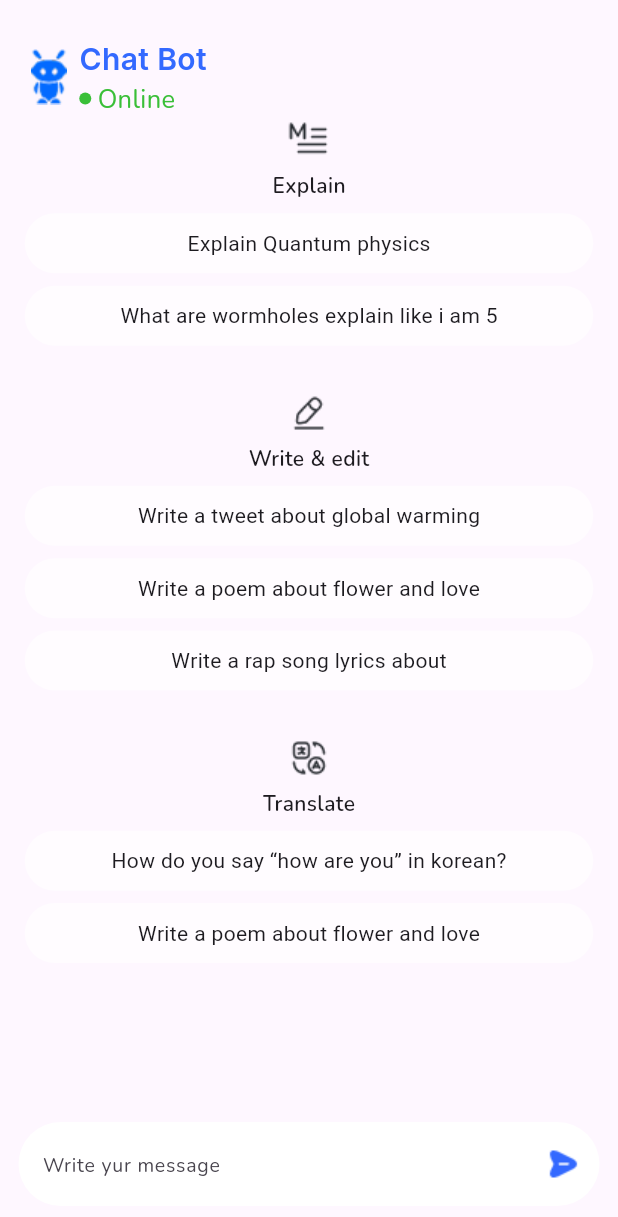
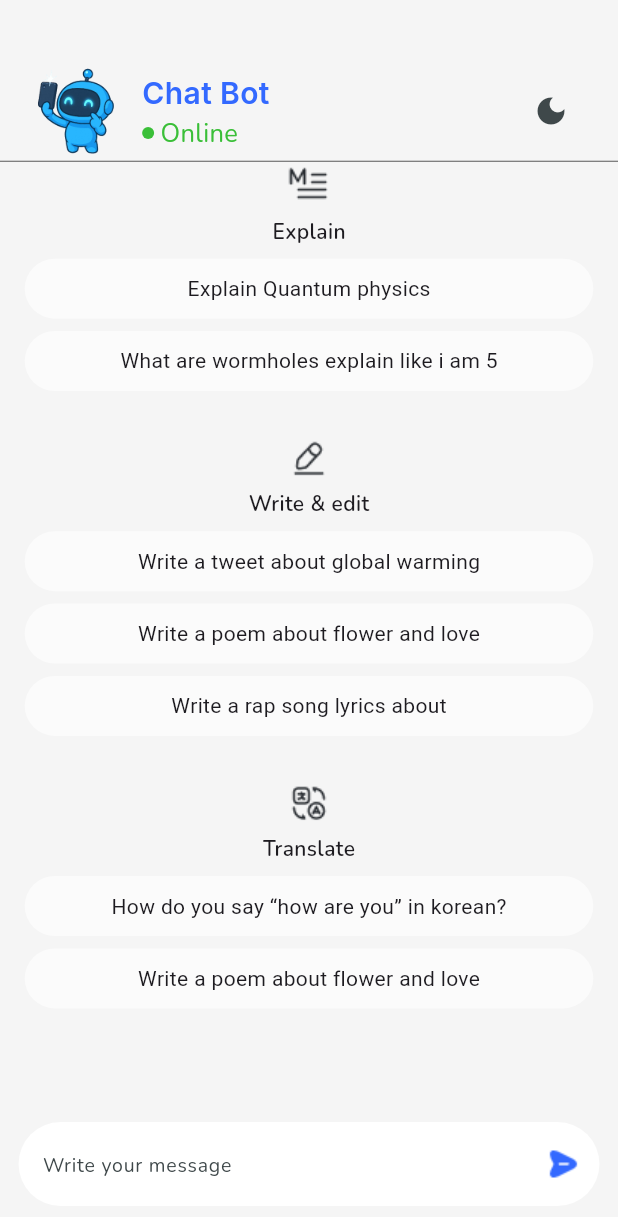
Before and after one commit to saqibalifd/chatbot, a Flutter app: the screen it shows after launch, after a tap on "Continue", on a phone screen of 412 x 824 dp. Shown: the top 1217 px of the screen. Run offline on Flutter 3.47's test engine with Material 3 defaults, Android fonts, the phone set to English and light mode, and no system bars; our stand-ins replace chat_bubbles, get_storage, google_fonts, loading_animation_widget.

Commit message:
app complete

```diff
--- a/lib/constants/app_colors.dart
+++ b/lib/constants/app_colors.dart
@@ -5,5 +5,5 @@ class AppColors {
   static const Color secondaryColor = Colors.black;
   static const Color blue = Color(0xff3369FF);
   static const Color greyColor = Color(0xff757575);
-  static const Color textsecondcolor = Color(0xff3ABF38);
+  static const Color greenColor = Color(0xff3ABF38);
 }
--- a/lib/constants/app_icons.dart
+++ b/lib/constants/app_icons.dart
@@ -1,5 +1,5 @@
 class AppIcons {
-  static const String sendButton = '';
+  static const String sendButton = 'assets/icons/sendbutton.png';
   static const String botIcon = '';
   static const String emptyicon1 = 'assets/icons/emptyicon1.png';
   static const String emptyicon2 = 'assets/icons/emptyicon2.png';
--- a/lib/constants/app_images.dart
+++ b/lib/constants/app_images.dart
@@ -1,4 +1,6 @@
 class AppImages {
   static const String splashImage = 'assets/images/splashscreen.png';
   static const String onBoardingImage = 'assets/images/onboarding.png';
+  static const String botProfile =
+      'assets/images/botProfileWithoutBackground.png';
 }
--- a/lib/main.dart
+++ b/lib/main.dart
@@ -1,5 +1,7 @@
 import 'package:chatbot/provider/message_provider.dart';
+import 'package:chatbot/provider/theme_provider.dart';
 import 'package:chatbot/screens/splash_screen.dart';
+import 'package:chatbot/theme/theme_data.dart';
 import 'package:flutter/material.dart';
 import 'package:get_storage/get_storage.dart';
 import 'package:provider/provider.dart';
@@ -8,8 +10,11 @@ void main() async {
   WidgetsFlutterBinding.ensureInitialized();
   await GetStorage.init();
   runApp(
-    ChangeNotifierProvider(
-      create: (context) => MessageProvider(),
+    MultiProvider(
+      providers: [
+        ChangeNotifierProvider(create: (_) => ThemeProvider()),
+        ChangeNotifierProvider(create: (_) => MessageProvider())
+      ],
       child: const MyApp(),
     ),
   );
@@ -18,16 +23,17 @@ void main() async {
 class MyApp extends StatelessWidget {
   const MyApp({super.key});
 
-  // This widget is the root of your application.
   @override
   Widget build(BuildContext context) {
+    final themeProvider = Provider.of<ThemeProvider>(context);
+
+    final themeData = themeProvider.isDarkMode
+        ? ApparenceKitThemeData.dark()
+        : ApparenceKitThemeData.light();
     return MaterialApp(
       debugShowCheckedModeBanner: false,
       title: 'Flutter Demo',
-      theme: ThemeData(
-        colorScheme: ColorScheme.fromSeed(seedColor: Colors.deepPurple),
-        useMaterial3: true,
-      ),
+      theme: themeData.materialTheme,
       home: SplashScreen(),
     );
   }
--- /dev/null
+++ b/lib/provider/theme_provider.dart
@@ -0,0 +1,12 @@
+import 'package:flutter/material.dart';
+
+class ThemeProvider with ChangeNotifier {
+  bool _isDarkMode = false;
+
+  bool get isDarkMode => _isDarkMode;
+
+  void toggleTheme() {
+    _isDarkMode = !_isDarkMode;
+    notifyListeners();
+  }
+}
--- a/lib/screens/chat_screen.dart
+++ b/lib/screens/chat_screen.dart
@@ -1,9 +1,14 @@
 import 'package:chatbot/constants/app_colors.dart';
+import 'package:chatbot/constants/app_icons.dart';
+import 'package:chatbot/constants/app_images.dart';
 import 'package:chatbot/provider/message_provider.dart';
+import 'package:chatbot/provider/theme_provider.dart';
+import 'package:chatbot/theme/theme_data.dart';
 import 'package:chatbot/widgets/empty_chat_screen.dart';
 import 'package:flutter/material.dart';
 import 'package:chat_bubbles/chat_bubbles.dart';
 import 'package:google_fonts/google_fonts.dart';
+import 'package:loading_animation_widget/loading_animation_widget.dart';
 import 'package:provider/provider.dart';
 
 class ChatScreen extends StatefulWidget {
@@ -40,6 +45,11 @@ class _ChatScreenState extends State<ChatScreen> {
     final size = MediaQuery.of(context).size;
     final height = size.height;
     final width = size.width;
+    final themeProvider = Provider.of<ThemeProvider>(context, listen: false);
+    final themeData = themeProvider.isDarkMode
+        ? ApparenceKitThemeData.dark()
+        : ApparenceKitThemeData.light();
+
     return Scaffold(
       body: Consumer<MessageProvider>(
         builder: (context, messageProvider, child) {
@@ -47,8 +57,13 @@ class _ChatScreenState extends State<ChatScreen> {
             children: [
               Padding(
                 padding: EdgeInsets.only(
-                    top: height * .03, left: width * .05, right: width * .05),
-                child: _messageAppBar(width),
+                    top: height * .05, left: width * .05, right: width * .05),
+                child: _messageAppBar(width, height),
+              ),
+              Container(
+                width: double.infinity,
+                height: height * .001,
+                color: AppColors.greyColor,
               ),
               Expanded(
                 child: messageProvider.messages.isEmpty
@@ -77,7 +92,7 @@ class _ChatScreenState extends State<ChatScreen> {
                                   isSender: isUser,
                                   color: isUser
                                       ? Colors.blue
-                                      : const Color(0XFFEEEEEE),
+                                      : AppColors.primaryColor,
                                   seen: true,
                                   text: message['text'],
                                   tail: true,
@@ -108,17 +123,15 @@ class _ChatScreenState extends State<ChatScreen> {
               // Typing indicator
               if (messageProvider.isTyping)
                 Padding(
-                  padding: const EdgeInsets.all(8.0),
+                  padding:
+                      const EdgeInsets.symmetric(vertical: 8, horizontal: 20),
                   child: Row(
                     mainAxisAlignment: MainAxisAlignment.start,
                     children: [
-                      Text(
-                        messageProvider.responseText,
-                        style: const TextStyle(
-                          fontSize: 16.0,
-                          color: Colors.grey,
+                      LoadingAnimationWidget.staggeredDotsWave(
+                        color: AppColors.blue,
+                        size: 20,
                       ),
-                      )
                     ],
                   ),
                 ),
@@ -129,12 +142,12 @@ class _ChatScreenState extends State<ChatScreen> {
                 child: TextFormField(
                   controller: messageController,
                   decoration: InputDecoration(
-                      hintText: 'Write yur message',
+                      hintText: 'Write your message',
                       hintStyle: GoogleFonts.nunito(
                           textStyle: TextStyle(
                         fontSize: 13,
                       )),
-                      fillColor: Colors.white,
+                      fillColor: themeData.colors.primary,
                       filled: true,
                       border: OutlineInputBorder(
                         borderRadius: BorderRadius.circular(50),
@@ -148,7 +161,7 @@ class _ChatScreenState extends State<ChatScreen> {
                               messageController.clear();
                             }
                           },
-                          child: Image.asset('assets/icons/sendbutton.png'))),
+                          child: Image.asset(AppIcons.sendButton))),
                 ),
               ),
 
@@ -160,12 +173,19 @@ class _ChatScreenState extends State<ChatScreen> {
     );
   }
 
-  Widget _messageAppBar(double width) {
+  Widget _messageAppBar(double width, double height) {
+    final themeProvider = Provider.of<ThemeProvider>(context, listen: false);
+
     return Row(
-      // mainAxisAlignment: MainAxisAlignment.start,
+      mainAxisAlignment: MainAxisAlignment.spaceBetween,
+      children: [
+        Row(
           crossAxisAlignment: CrossAxisAlignment.center,
           children: [
-        Image.asset('assets/icons/botIcon.png'),
+            Image.asset(
+              AppImages.botProfile,
+              height: height * .08,
+            ),
             SizedBox(
               width: width * .02,
             ),
@@ -205,6 +225,13 @@ class _ChatScreenState extends State<ChatScreen> {
               ],
             ),
           ],
+        ),
+        IconButton(
+          icon: Icon(
+              themeProvider.isDarkMode ? Icons.light_mode : Icons.dark_mode),
+          onPressed: () => themeProvider.toggleTheme(),
+        ),
+      ],
     );
   }
 }
--- /dev/null
+++ b/lib/theme/theme_data.dart
@@ -0,0 +1,138 @@
+import 'package:flutter/material.dart';
+
+class ApparenceKitColors {
+  final Color primary;
+  final Color secondary;
+  final Color background;
+
+  ApparenceKitColors({
+    required this.primary,
+    required this.secondary,
+    required this.background,
+  });
+
+  factory ApparenceKitColors.light() {
+    return ApparenceKitColors(
+      primary: const Color(0xffFFFFFF),
+      secondary: const Color(0xff000000),
+      background: const Color(0xffF5F5F5),
+    );
+  }
+
+  factory ApparenceKitColors.dark() {
+    return ApparenceKitColors(
+      primary: const Color(0xff121212),
+      secondary: const Color(0xffFFFFFF),
+      background: const Color(0xff212121),
+    );
+  }
+}
+
+class ApparenceKitTextStyle {
+  final TextStyle buttonText;
+  final TextStyle mediumButtonText;
+  final TextStyle mediumText;
+  final TextStyle tabBarText;
+
+  ApparenceKitTextStyle({
+    required this.buttonText,
+    required this.mediumButtonText,
+    required this.mediumText,
+    required this.tabBarText,
+  });
+
+  factory ApparenceKitTextStyle.fromColors(ApparenceKitColors colors) {
+    return ApparenceKitTextStyle(
+      buttonText: TextStyle(
+        fontSize: 20.0,
+        fontWeight: FontWeight.w600,
+        color: colors.secondary,
+      ),
+      mediumButtonText: TextStyle(
+        fontSize: 16.0,
+        fontWeight: FontWeight.w600,
+        color: colors.secondary,
+      ),
+      mediumText: TextStyle(
+        fontSize: 16,
+        fontWeight: FontWeight.w400,
+        color: colors.secondary,
+      ),
+      tabBarText: TextStyle(
+        fontSize: 17,
+        fontWeight: FontWeight.w700,
+        color: colors.secondary,
+      ),
+    );
+  }
+}
+
+class ApparenceKitThemeData {
+  final ThemeData materialTheme;
+  final ApparenceKitColors colors;
+  final ApparenceKitTextStyle textStyle;
+
+  ApparenceKitThemeData({
+    required this.materialTheme,
+    required this.colors,
+    required this.textStyle,
+  });
+
+  factory ApparenceKitThemeData.light() {
+    final colors = ApparenceKitColors.light();
+    final textStyle = ApparenceKitTextStyle.fromColors(colors);
+
+    return ApparenceKitThemeData(
+      materialTheme: ThemeData.light().copyWith(
+        primaryColor: colors.primary,
+        scaffoldBackgroundColor: colors.background,
+        appBarTheme: AppBarTheme(
+          color: colors.primary,
+          elevation: 0,
+          iconTheme: IconThemeData(color: colors.secondary),
+        ),
+        buttonTheme: ButtonThemeData(
+          buttonColor: colors.primary,
+          textTheme: ButtonTextTheme.primary,
+        ),
+        colorScheme: ColorScheme.fromSeed(
+          seedColor: colors.primary,
+          primary: colors.primary,
+          secondary: colors.secondary,
+        ),
+        textTheme: ThemeData.light().textTheme.apply(),
+      ),
+      colors: colors,
+      textStyle: textStyle,
+    );
+  }
+
+  factory ApparenceKitThemeData.dark() {
+    final colors = ApparenceKitColors.dark();
+    final textStyle = ApparenceKitTextStyle.fromColors(colors);
+
+    return ApparenceKitThemeData(
+      materialTheme: ThemeData.dark().copyWith(
+        primaryColor: colors.primary,
+        scaffoldBackgroundColor: colors.background,
+        appBarTheme: AppBarTheme(
+          color: colors.primary,
+          elevation: 0,
+          iconTheme: IconThemeData(color: colors.secondary),
+        ),
+        buttonTheme: ButtonThemeData(
+          buttonColor: colors.primary,
+          textTheme: ButtonTextTheme.primary,
+        ),
+        colorScheme: ColorScheme.fromSeed(
+          seedColor: colors.primary,
+          primary: colors.primary,
+          secondary: colors.secondary,
+        ),
+        textTheme: ThemeData.dark().textTheme.apply(),
+      ),
+      colors: colors,
+      textStyle: textStyle,
+    );
+  }
+}
--- a/lib/widgets/empty_chat_screen.dart
+++ b/lib/widgets/empty_chat_screen.dart
@@ -1,6 +1,5 @@
 // ignore_for_file: sort_child_properties_last
 
-import 'package:chatbot/constants/app_colors.dart';
 import 'package:chatbot/constants/app_icons.dart';
 
 import 'package:flutter/material.dart';
@@ -87,8 +86,6 @@ class EmptyChatWidget extends StatelessWidget {
               height,
               width,
             ),
-
-            // 3rd section
           ],
         ),
       ),
--- a/pubspec.yaml
+++ b/pubspec.yaml
@@ -40,6 +40,7 @@ dependencies:
   chat_bubbles: ^1.7.0
   google_fonts: ^6.2.1
   get_storage: ^2.1.1
+  loading_animation_widget: ^1.3.0
 
 dev_dependencies:
   flutter_test:
```
Also changed, not shown: assets/icons/arrowRight.png (deleted), assets/icons/botIcon.png (deleted), assets/images/botProfileWithoutBackground.png (added), assets/images/splashscreen.png, pubspec.lock, 6 other files. Lines whose indentation alone changed are shown as unchanged.
